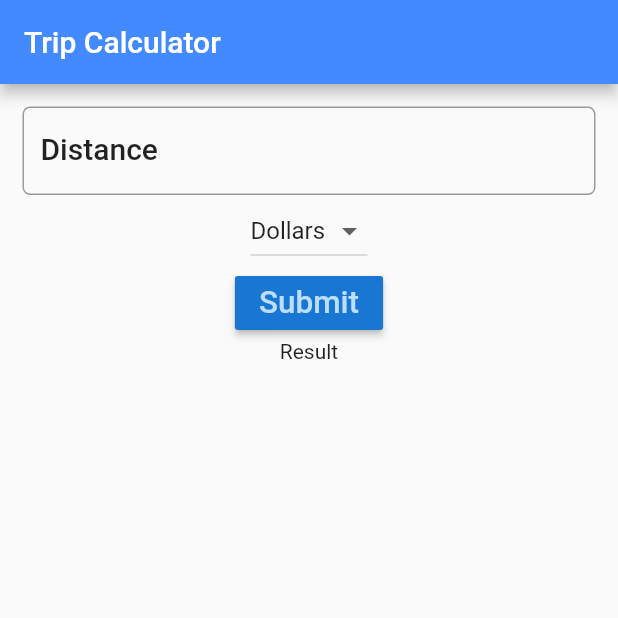
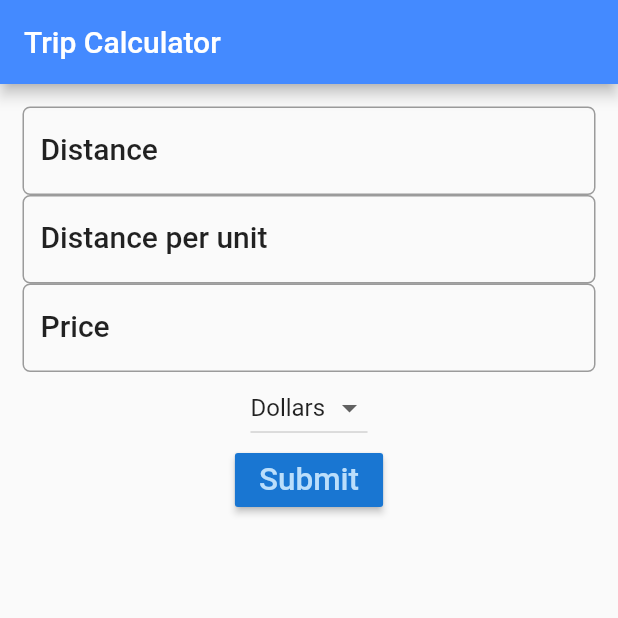
Before and after one commit to ALONPC/trip-cost-calculator, a Flutter app: the screen it shows after launch, after a tap on "Submit", on a phone screen of 412 x 824 dp, the top half of it. Run offline on Flutter 3.47's test engine with Material 2 defaults, Android fonts, the phone set to English and light mode, and no system bars.

Commit message:
controllers and calculation

```diff
--- a/lib/main.dart
+++ b/lib/main.dart
@@ -25,8 +25,10 @@ class _FuelFormState extends State<FuelForm> {
     'Euro',
     'Pounds'
   ]; // array of currencies defined as final, final data type has to have an initializer and cannot be changed
-  TextEditingController distanceController =
-      TextEditingController(); // this object notifies any listeners and updates the value when the user modifies a textfield
+  // the controller approach is different from state since it will control the result value when we hit submit and not in onchanged. This object notifies any listeners and updates the value when the user modifies a textfield
+  TextEditingController distanceController = TextEditingController();
+  TextEditingController avgController = TextEditingController();
+  TextEditingController priceController = TextEditingController();
   String _currency =
       'Dollars'; // default currency selected for the dropdown, and the value to update in the state eventually
   @override
@@ -42,7 +44,8 @@ class _FuelFormState extends State<FuelForm> {
           child: Column(
             children: <Widget>[
               TextField(
-                controller: distanceController,
+                controller:
+                    distanceController, // when we use the controller appreach instead of the onChanged, this is super important in order to let the textInput know the link between the result value and the submit button
                 decoration: InputDecoration(
                     hintText: "e.g. 124",
                     border: OutlineInputBorder(
@@ -54,6 +57,26 @@ class _FuelFormState extends State<FuelForm> {
                 // onChanged: (String string) {
                 //   setState(() => result = string);
                 // }
+              ),
+              TextField(
+                controller: avgController,
+                decoration: InputDecoration(
+                    hintText: "e.g. 17",
+                    border: OutlineInputBorder(
+                        borderRadius: BorderRadius.circular(5.0)),
+                    labelText: 'Distance per unit',
+                    labelStyle: textStyle),
+                keyboardType: TextInputType.number,
+              ),
+              TextField(
+                controller: priceController,
+                decoration: InputDecoration(
+                    hintText: "e.g. 1.65",
+                    border: OutlineInputBorder(
+                        borderRadius: BorderRadius.circular(5.0)),
+                    labelText: 'Price',
+                    labelStyle: textStyle),
+                keyboardType: TextInputType.number,
               ),
               DropdownButton<String>(
                 // its a dropdown widget that receives an array of strings
@@ -75,21 +98,31 @@ class _FuelFormState extends State<FuelForm> {
                   textColor: Theme.of(context).primaryColorLight,
                   onPressed: () {
                     setState(() {
-                      result = distanceController.text;
+                      result = _calculate();
                     });
                   },
                   child: Text(
                     'Submit',
                     textScaleFactor: 1.5, // makes the text 50% bigger
                   )),
-              Text("Result" + result)
+              Text(result)
             ],
           ),
         ));
   }
 
-  _onDropdownChanged(String value) {
+  void _onDropdownChanged(String value) {
     setState(
         () => this._currency = value); // sets the state with the selected value
   }
+
+  String _calculate() {
+    double _distance = double.parse(distanceController.text);
+    double _consumption = double.parse(avgController.text);
+    double _fuelCost = double.parse(priceController.text);
+    double _totalCost = _distance / _consumption * _fuelCost;
+    String _result =
+        'The total cost of your trip is ${_totalCost.toStringAsFixed(2)} $_currency'; // interpolation with methods in between is used with brackets, when it only shows one value, it can be written as $value
+    return _result;
+  }
 }
```
